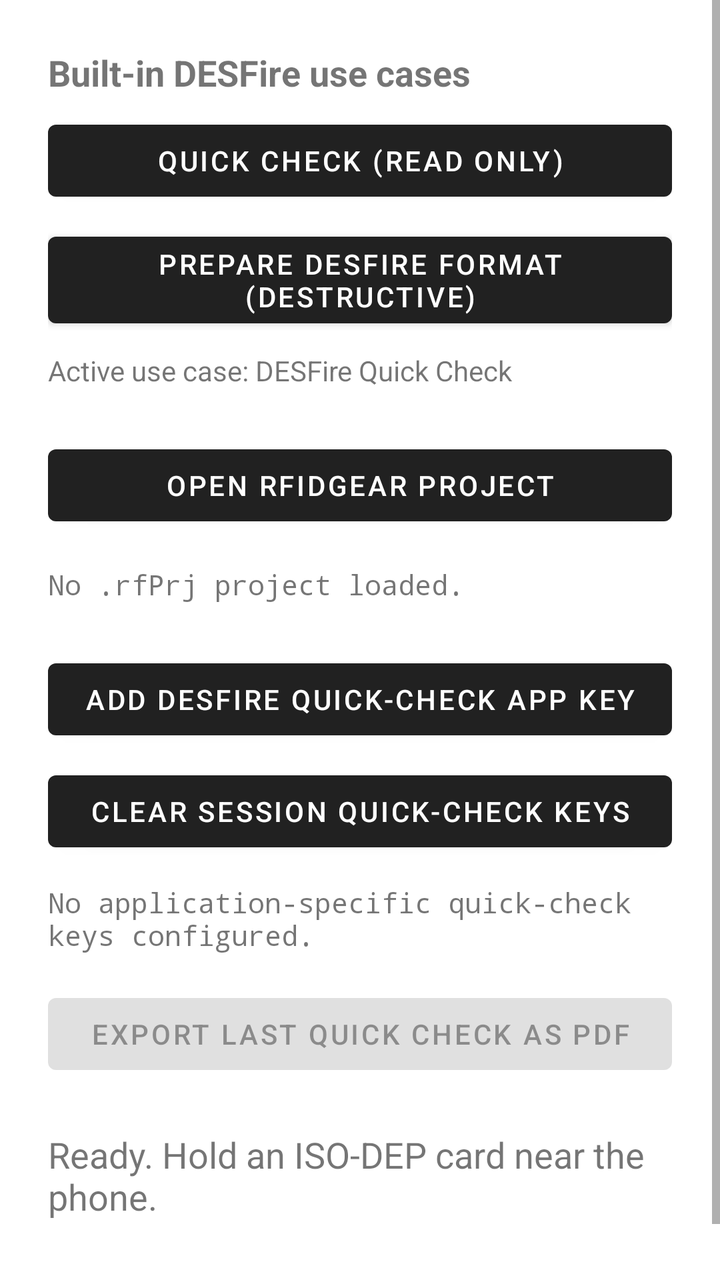
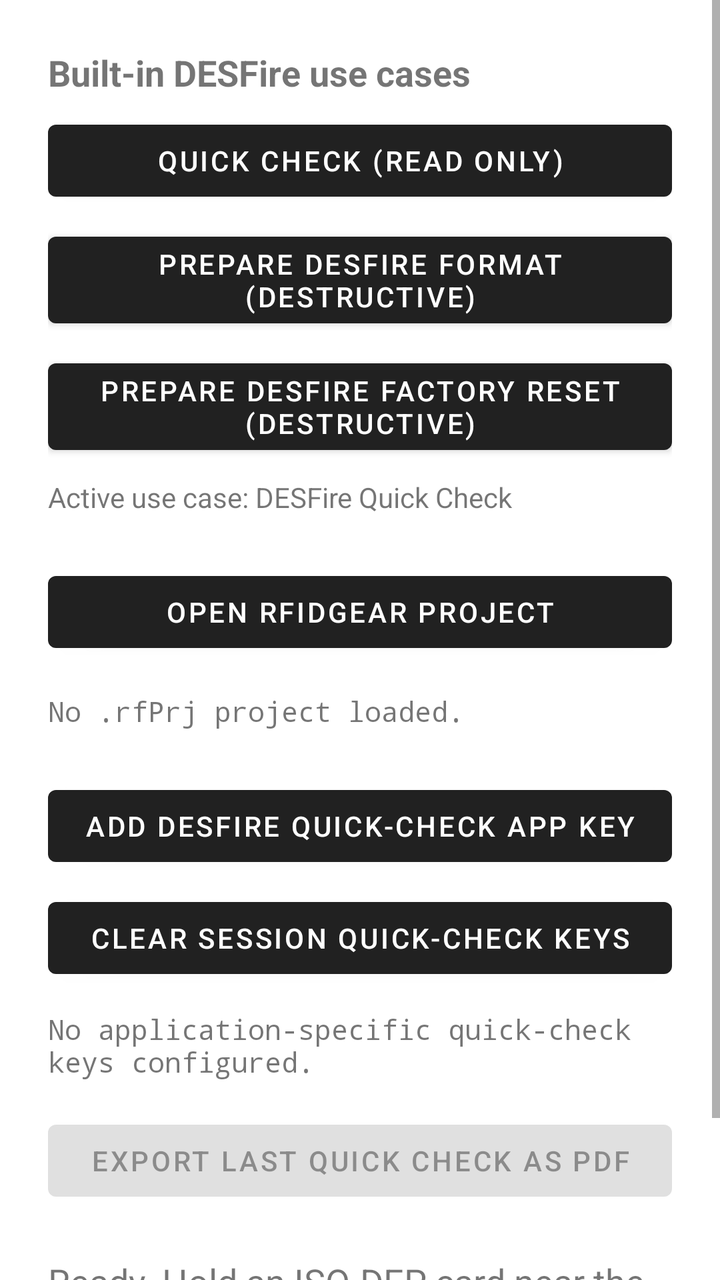

An Android layout rendered at two revisions. The XML below is the earlier revision; the diff shows what the commit changed to produce the second picture.
<!-- AndroidManifest.xml: application theme Theme.App -->
<!-- res/layout/activity_main.xml -->
<?xml version="1.0" encoding="utf-8"?>
<ScrollView xmlns:android="http://schemas.android.com/apk/res/android"
    android:layout_width="match_parent"
    android:layout_height="match_parent">

    <LinearLayout
        android:layout_width="match_parent"
        android:layout_height="wrap_content"
        android:orientation="vertical"
        android:padding="24dp">

        <TextView
            android:layout_width="match_parent"
            android:layout_height="wrap_content"
            android:text="Built-in DESFire use cases"
            android:textStyle="bold"
            android:textSize="18sp" />

        <Button
            android:id="@+id/selectQuickCheckUseCase"
            android:layout_width="match_parent"
            android:layout_height="wrap_content"
            android:layout_marginTop="8dp"
            android:text="Quick Check (read only)" />

        <Button
            android:id="@+id/selectFormatUseCase"
            android:layout_width="match_parent"
            android:layout_height="wrap_content"
            android:layout_marginTop="8dp"
            android:text="Prepare DESFire format (destructive)" />

        <TextView
            android:id="@+id/activeUseCaseSummary"
            android:layout_width="match_parent"
            android:layout_height="wrap_content"
            android:layout_marginTop="8dp"
            android:text="Active use case: DESFire Quick Check"
            android:textIsSelectable="true" />

        <Button
            android:id="@+id/openProject"
            android:layout_width="match_parent"
            android:layout_height="wrap_content"
            android:layout_marginTop="24dp"
            android:text="Open RFIDGear project" />

        <TextView
            android:id="@+id/projectSummary"
            android:layout_width="match_parent"
            android:layout_height="wrap_content"
            android:layout_marginTop="16dp"
            android:text="No .rfPrj project loaded."
            android:textIsSelectable="true"
            android:typeface="monospace" />

        <Button
            android:id="@+id/addQuickCheckKey"
            android:layout_width="match_parent"
            android:layout_height="wrap_content"
            android:layout_marginTop="24dp"
            android:text="Add DESFire quick-check app key" />

        <Button
            android:id="@+id/clearQuickCheckKeys"
            android:layout_width="match_parent"
            android:layout_height="wrap_content"
            android:layout_marginTop="8dp"
            android:text="Clear session quick-check keys" />

        <TextView
            android:id="@+id/quickCheckKeySummary"
            android:layout_width="match_parent"
            android:layout_height="wrap_content"
            android:layout_marginTop="12dp"
            android:text="No application-specific quick-check keys configured."
            android:textIsSelectable="true"
            android:typeface="monospace" />

        <Button
            android:id="@+id/exportQuickCheckPdf"
            android:layout_width="match_parent"
            android:layout_height="wrap_content"
            android:layout_marginTop="16dp"
            android:enabled="false"
            android:text="Export last Quick Check as PDF" />

        <TextView
            android:id="@+id/status"
            android:layout_width="match_parent"
            android:layout_height="wrap_content"
            android:layout_marginTop="24dp"
            android:text="Ready. Hold an ISO-DEP card near the phone."
            android:textSize="18sp" />

        <TextView
            android:id="@+id/details"
            android:layout_width="match_parent"
            android:layout_height="wrap_content"
            android:layout_marginTop="16dp"
            android:textIsSelectable="true"
            android:typeface="monospace" />
    </LinearLayout>
</ScrollView>
<!-- resources referenced by this layout -->
<resources>
  <style name="Theme.App" parent="Theme.MaterialComponents.DayNight.DarkActionBar">
          <item name="android:windowActionModeOverlay">true</item>
      </style>
</resources>

<!-- the commit's change to res/layout/activity_main.xml (unified diff, before → after) -->
@@ -29,6 +29,13 @@
             android:layout_height="wrap_content"
             android:layout_marginTop="8dp"
             android:text="Prepare DESFire format (destructive)" />
+
+        <Button
+            android:id="@+id/selectFactoryResetUseCase"
+            android:layout_width="match_parent"
+            android:layout_height="wrap_content"
+            android:layout_marginTop="8dp"
+            android:text="Prepare DESFire factory reset (destructive)" />
 
         <TextView
             android:id="@+id/activeUseCaseSummary"
